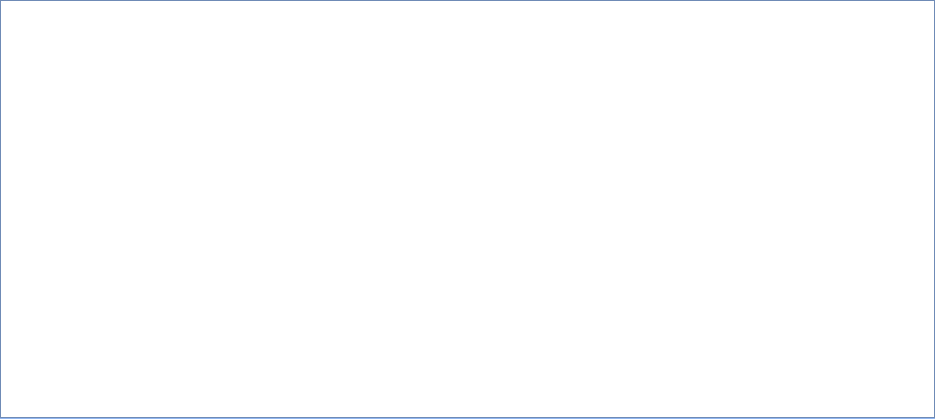
Qt form ui/detectortabwidget.ui (afrankenthal/Monicelli) before a commit.
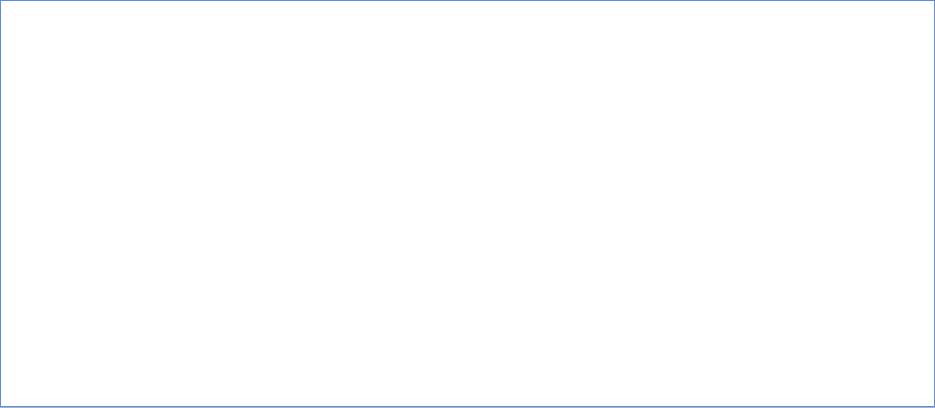
The same form after that commit.

```diff
--- a/ui/detectortabwidget.ui
+++ b/ui/detectortabwidget.ui
@@ -7,7 +7,7 @@
     <x>0</x>
     <y>0</y>
     <width>935</width>
-    <height>419</height>
+    <height>408</height>
    </rect>
   </property>
   <property name="palette">
```
